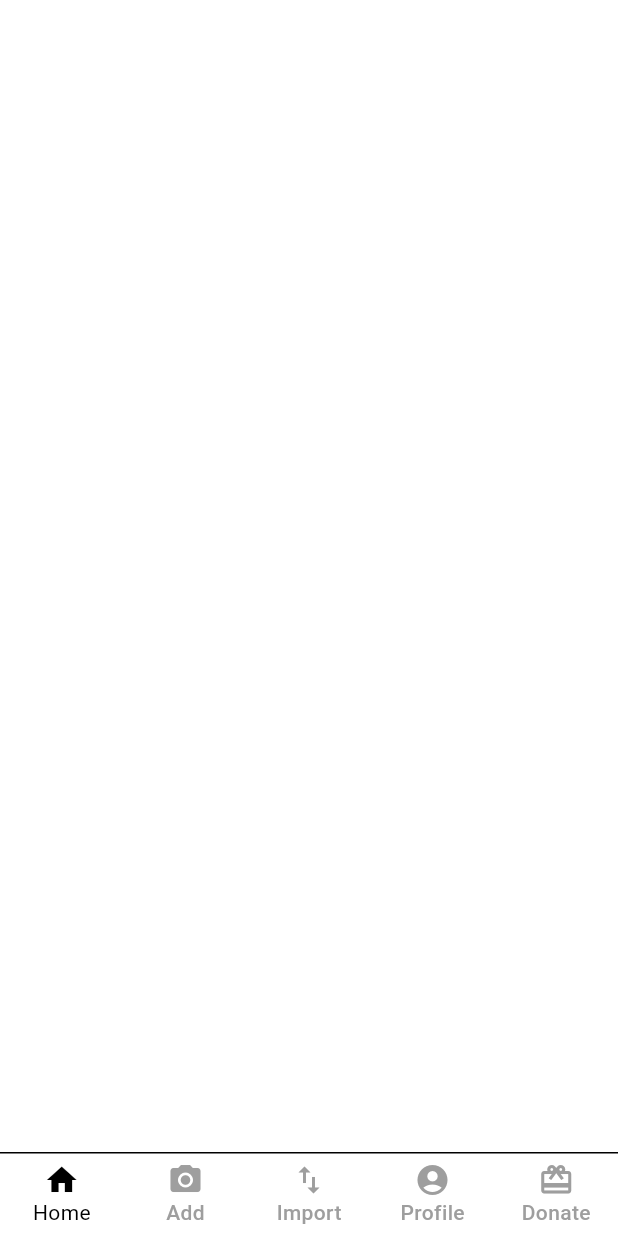
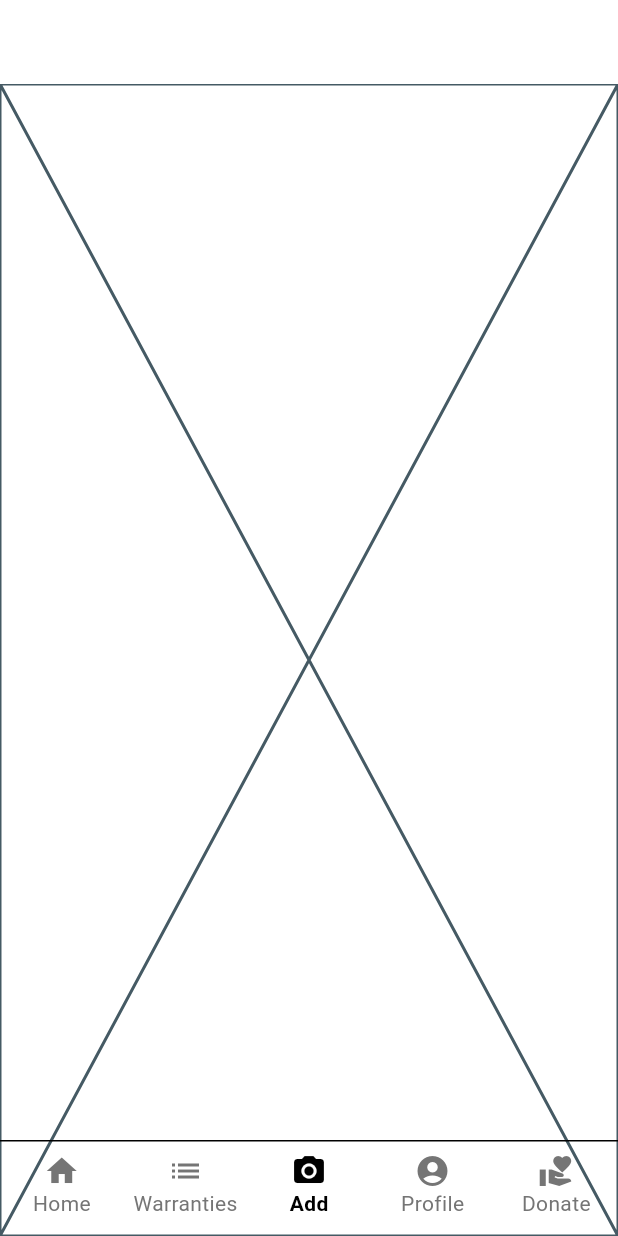
Before and after one commit to Prototypev1/warranty_saver, a Flutter app: the screen it shows after launch, after a tap on "Add", on a phone screen of 412 x 824 dp. Run offline on Flutter 3.47's test engine with Material 3 defaults, Android fonts, the phone set to English and light mode, and no system bars; our stand-ins replace dio, easy_localization, flutter_bloc, freezed_annotation, get_it, go_router; missing offline and left inert: logger_service; Roboto replaces fonts that are missing (CourierPrime-Regular.ttf).

Commit message:
polishing
Polishing bottom navigation a bit and adding other pages so we have a starting point.

```diff
--- a/lib/core/presentation/common/widgets/bottom_navigation/bottom_navigation_icon.dart
+++ b/lib/core/presentation/common/widgets/bottom_navigation/bottom_navigation_icon.dart
@@ -17,13 +17,12 @@ class BottomNavigationIcon extends StatelessWidget {
   Widget build(BuildContext context) {
     return Column(
       children: [
-        Icon(icon, color: isActive ? Colors.black : Colors.grey),
-
+        Icon(icon, color: isActive ? Colors.black : Colors.grey.shade600),
         Text(
           title,
           style: isActive
-              ? CustomTextStyles.of(context).regular14.apply(color: Colors.black)
-              : CustomTextStyles.of(context).medium14.apply(color: Colors.grey),
+              ? CustomTextStyles.of(context).semiBold14.apply(color: Colors.black)
+              : CustomTextStyles.of(context).regular14.apply(color: Colors.grey.shade600),
         ),
       ],
     );
--- a/lib/core/presentation/common/widgets/bottom_navigation/bottom_navigation_tab.dart
+++ b/lib/core/presentation/common/widgets/bottom_navigation/bottom_navigation_tab.dart
@@ -22,7 +22,7 @@ class BottomNavigationTab extends StatelessWidget {
       child: ConstrainedBox(
         constraints: BoxConstraints(
           minHeight: 30,
-          maxHeight: 44,
+          maxHeight: 48,
           minWidth: MediaQuery.of(context).size.width / 6,
           maxWidth: MediaQuery.of(context).size.width / 5,
         ),
--- a/lib/core/presentation/common/widgets/bottom_navigation/custom_bottom_navigation.dart
+++ b/lib/core/presentation/common/widgets/bottom_navigation/custom_bottom_navigation.dart
@@ -1,5 +1,11 @@
 import 'package:flutter/material.dart';
+import 'package:go_router/go_router.dart';
 import 'package:warranty_saver/core/presentation/common/widgets/bottom_navigation/bottom_navigation_tab.dart';
+import 'package:warranty_saver/feature/add_page.dart/presentation/add_page.dart';
+import 'package:warranty_saver/feature/donations_page.dart/presentation/donations_page.dart';
+import 'package:warranty_saver/feature/home_page/presentation/home_page.dart';
+import 'package:warranty_saver/feature/profile_page/presentation/profile_page.dart';
+import 'package:warranty_saver/feature/warranties_page/presentation/warranties_page.dart';
 
 class CustomBottomNavigation extends StatelessWidget {
   final int page;
@@ -19,38 +25,53 @@ class CustomBottomNavigation extends StatelessWidget {
           top: BorderSide(color: Colors.black, width: 1),
         ),
       ),
-      height: 56,
+      height: 64,
       width: MediaQuery.of(context).size.width,
       child: Row(
         children: [
           BottomNavigationTab(
             icon: Icons.home,
             text: 'Home',
-            onPressed: () => onPageChanged(0),
+            onPressed: () {
+              onPageChanged(0);
+              context.pushNamed(HomePage.pageName);
+            },
             isActive: page == 0,
+          ),
+          BottomNavigationTab(
+            icon: Icons.list,
+            text: 'Warranties',
+            onPressed: () {
+              onPageChanged(1);
+              context.pushNamed(WarrantiesPage.pageName);
+            },
+            isActive: page == 1,
           ),
           BottomNavigationTab(
             icon: Icons.camera_alt,
             text: 'Add',
-            onPressed: () => onPageChanged(1),
-            isActive: page == 1,
-          ),
-          BottomNavigationTab(
-            icon: Icons.import_export,
-            text: 'Import',
-            onPressed: () => onPageChanged(2),
+            onPressed: () {
+              onPageChanged(2);
+              context.pushNamed(AddPage.pageName);
+            },
             isActive: page == 2,
           ),
           BottomNavigationTab(
             icon: Icons.account_circle,
             text: 'Profile',
-            onPressed: () => onPageChanged(3),
+            onPressed: () {
+              onPageChanged(3);
+              context.pushNamed(ProfilePage.pageName);
+            },
             isActive: page == 3,
           ),
           BottomNavigationTab(
-            icon: Icons.card_giftcard,
+            icon: Icons.volunteer_activism,
             text: 'Donate',
-            onPressed: () => onPageChanged(4),
+            onPressed: () {
+              onPageChanged(4);
+              context.pushNamed(DonationsPage.pageName);
+            },
             isActive: page == 4,
           ),
         ],
--- a/lib/core/presentation/navigation/router_configuration.dart
+++ b/lib/core/presentation/navigation/router_configuration.dart
@@ -1,12 +1,14 @@
-import 'dart:io';
-
 import 'package:flutter/cupertino.dart';
 import 'package:flutter/foundation.dart';
 import 'package:go_router/go_router.dart';
+import 'package:warranty_saver/feature/add_page.dart/presentation/add_page.dart';
+import 'package:warranty_saver/feature/donations_page.dart/presentation/donations_page.dart';
 import 'package:warranty_saver/feature/home_page/presentation/home_page.dart';
+import 'package:warranty_saver/feature/profile_page/presentation/profile_page.dart';
 import 'package:warranty_saver/feature/splash_page/presentation/splash_page.dart';
 import 'package:warranty_saver/feature/main_page_container/presentation/main_page_container.dart';
 import 'package:warranty_saver/feature/register_page/presentation/register_page.dart';
+import 'package:warranty_saver/feature/warranties_page/presentation/warranties_page.dart';
 
 class RouterConfiguration {
   RouterConfiguration();
@@ -43,25 +45,40 @@ class RouterConfiguration {
               name: HomePage.pageName,
               pageBuilder: (context, state) => NoTransitionPage(key: state.pageKey, child: const HomePage()),
             ),
-            // GoRoute(
-            //   path: '/${ContactPage.pageName}',
-            //   name: ContactPage.pageName,
-            //   pageBuilder: (context, state) => NoTransitionPage(key: state.pageKey, child: const ContactPage()),
-            // ),
+            GoRoute(
+              path: '/${WarrantiesPage.pageName}',
+              name: WarrantiesPage.pageName,
+              pageBuilder: (context, state) => NoTransitionPage(key: state.pageKey, child: const WarrantiesPage()),
+            ),
+            GoRoute(
+              path: '/${AddPage.pageName}',
+              name: AddPage.pageName,
+              pageBuilder: (context, state) => NoTransitionPage(key: state.pageKey, child: const AddPage()),
+            ),
+            GoRoute(
+              path: '/${ProfilePage.pageName}',
+              name: ProfilePage.pageName,
+              pageBuilder: (context, state) => NoTransitionPage(key: state.pageKey, child: const ProfilePage()),
+            ),
+            GoRoute(
+              path: '/${DonationsPage.pageName}',
+              name: DonationsPage.pageName,
+              pageBuilder: (context, state) => NoTransitionPage(key: state.pageKey, child: const DonationsPage()),
+            ),
           ],
         ),
       ],
     );
   }
 
-  Page<dynamic> _getPage({required ValueKey<dynamic> key, required Widget child}) {
-    if (kIsWeb) {
-      return NoTransitionPage(key: key, child: child);
-    }
-    if (Platform.isAndroid) {
-      return NoTransitionPage(key: key, child: child);
-    } else {
-      return CupertinoPage(key: key, child: child);
-    }
-  }
+  // Page<dynamic> _getPage({required ValueKey<dynamic> key, required Widget child}) {
+  //   if (kIsWeb) {
+  //     return NoTransitionPage(key: key, child: child);
+  //   }
+  //   if (Platform.isAndroid) {
+  //     return NoTransitionPage(key: key, child: child);
+  //   } else {
+  //     return CupertinoPage(key: key, child: child);
+  //   }
+  // }
 }
--- /dev/null
+++ b/lib/feature/add_page.dart/presentation/add_page.dart
@@ -0,0 +1,11 @@
+import 'package:flutter/material.dart';
+
+class AddPage extends StatelessWidget {
+  static const pageName = 'add_page';
+  const AddPage({super.key});
+
+  @override
+  Widget build(BuildContext context) {
+    return const Placeholder();
+  }
+}
```
Also changed, not shown: lib/feature/donations_page.dart/presentation/donations_page.dart (added, +11 -0 lines), lib/feature/profile_page/presentation/profile_page.dart (added, +11 -0 lines), lib/feature/warranties_page/presentation/warranties_page.dart (added, +11 -0 lines).
